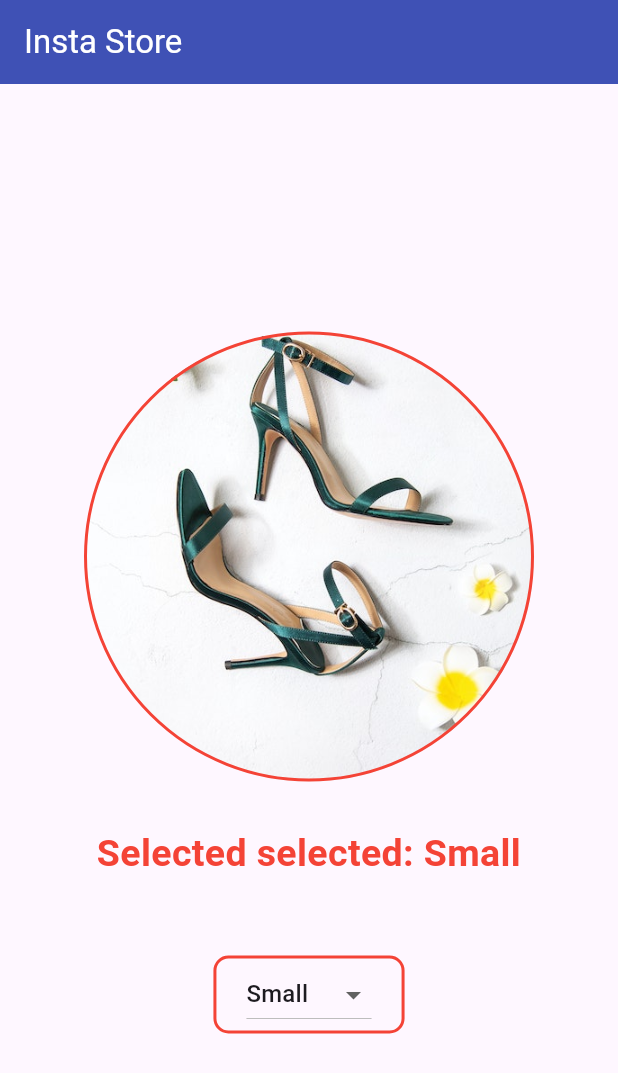
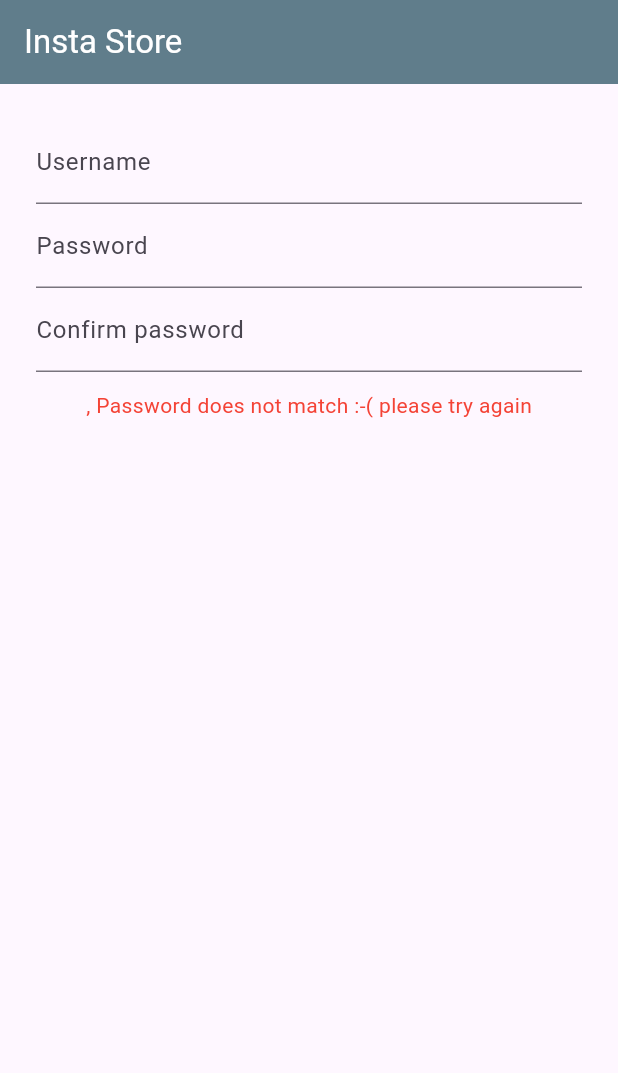
Before and after one commit to Dhannesh/app_form, a Flutter app: the screen it shows after launch, on a phone screen of 412 x 824 dp. Shown: the top 1073 px of the screen. Run offline on Flutter 3.47's test engine with Material 3 defaults, Android fonts, the phone set to English and light mode, and no system bars; Roboto replaces fonts that are missing (Verdana).

Commit message:
add grouped three input widget

```diff
--- /dev/null
+++ b/lib/GroupedInputStore.dart
@@ -0,0 +1,91 @@
+import 'package:flutter/material.dart';
+
+class GroupedInputStore extends StatelessWidget {
+  const GroupedInputStore({super.key});
+
+  @override
+  Widget build(BuildContext context) {
+    return MaterialApp(
+      title: "Insta Store",
+      theme: ThemeData(primarySwatch: Colors.blueGrey),
+      home: Scaffold(
+        appBar: AppBar(
+          title: const Text(
+            "Insta Store",
+            style: TextStyle(color: Colors.white),
+          ),
+          backgroundColor: Colors.blueGrey,
+        ),
+        body: const PasswordInputWidget(),
+      ),
+    );
+  }
+}
+
+class PasswordInputWidget extends StatefulWidget {
+  const PasswordInputWidget({super.key});
+
+  @override
+  State<PasswordInputWidget> createState() => _PasswordInputWidgetState();
+}
+
+class _PasswordInputWidgetState extends State<PasswordInputWidget> {
+  bool match = false;
+  String userName="";
+  String password = "";
+  String confirmPassword = "";
+  void checkPassword() {
+    setState(() {
+      match = password.isNotEmpty &&
+          confirmPassword.isNotEmpty &&
+          password == confirmPassword;
+    });
+  }
+
+  @override
+  Widget build(BuildContext context) {
+    return Padding(
+      padding: const EdgeInsets.all(24.0),
+      child: Column(
+        children: [
+          TextField(
+            decoration: const InputDecoration(labelText: "Username"),
+            keyboardType: TextInputType.text,
+            onChanged: (String userName){
+              setState(() {
+                this.userName = userName;
+              });
+            },
+          ),
+          TextField(
+              decoration: const InputDecoration(labelText: "Password"),
+              keyboardType: TextInputType.text,
+              onChanged: (String password) {
+                setState(() {
+                  this.password = password;
+                });
+                checkPassword();
+              }),
+          TextField(
+              decoration: const InputDecoration(labelText: "Confirm password"),
+              keyboardType: TextInputType.text,
+              onChanged: (String password) {
+                setState(() {
+                  confirmPassword = password;
+                });
+                checkPassword();
+              }),
+          Padding(
+              padding: EdgeInsets.all(12.0),
+            child: Text(
+              match? '$userName, Password match!' : '$userName, Password does not match :-( please try again',style: TextStyle(
+              color: match ? Colors.blueGrey : Colors.red
+            ),
+            ),
+
+          )
+        ],
+      ),
+    );
+  }
+}
--- a/lib/main.dart
+++ b/lib/main.dart
@@ -1,3 +1,4 @@
+import 'package:app_form/GroupedInputStore.dart';
 import 'package:app_form/RadioStore.dart';
 import 'package:app_form/SwitchStore.dart';
 import 'package:app_form/TextFieldStore.dart';
@@ -11,5 +12,6 @@ void main() {
   // runApp(const Radiostore());
   // runApp(const CheckBoxStore());
   // runApp(const SwitchStore());
-  runApp(const DropdownStore());
+  // runApp(const DropdownStore());
+  runApp(const GroupedInputStore());
 }
```
Also changed, not shown: 1 other file.
